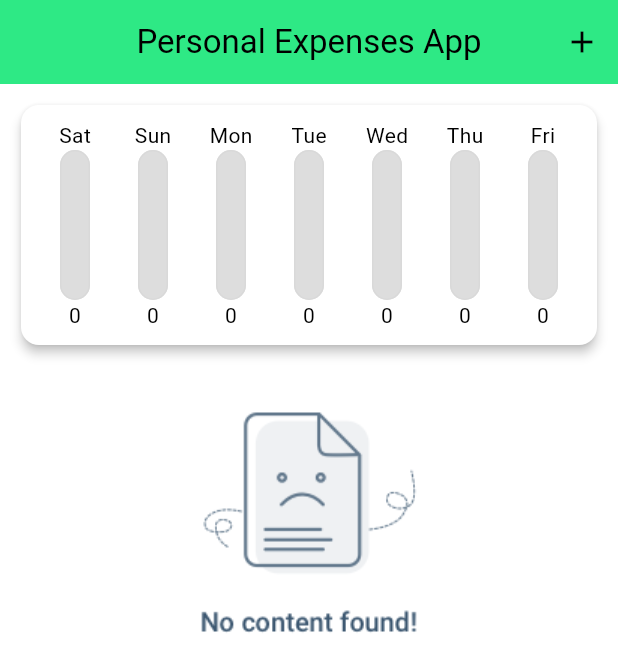
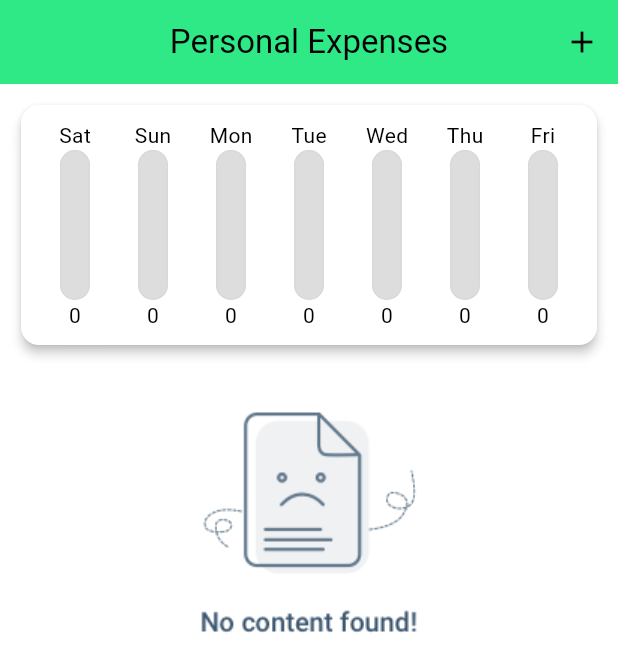
Before and after one commit to dhruvik10/personal_expenses_app, a Flutter app: the screen it shows after launch, on a phone screen of 412 x 824 dp. Shown: the top 672 px of the screen. Run offline on Flutter 3.47's test engine with Material 2 defaults, Android fonts, the phone set to English and light mode, and no system bars; our stand-ins replace bloc; generated files the repository leaves out were written again.

Commit message:
updated Appbar.

```diff
--- a/lib/home/pages/home_page.dart
+++ b/lib/home/pages/home_page.dart
@@ -56,7 +56,7 @@ class _HomePageState extends State<HomePage> {
     return Scaffold(
       appBar: AppBar(
         centerTitle: true,
-        title: const Text('Personal Expenses App'),
+        title: const Text('Personal Expenses'),
         actions: [
           IconButton(
             onPressed: startNewExpense,
```
